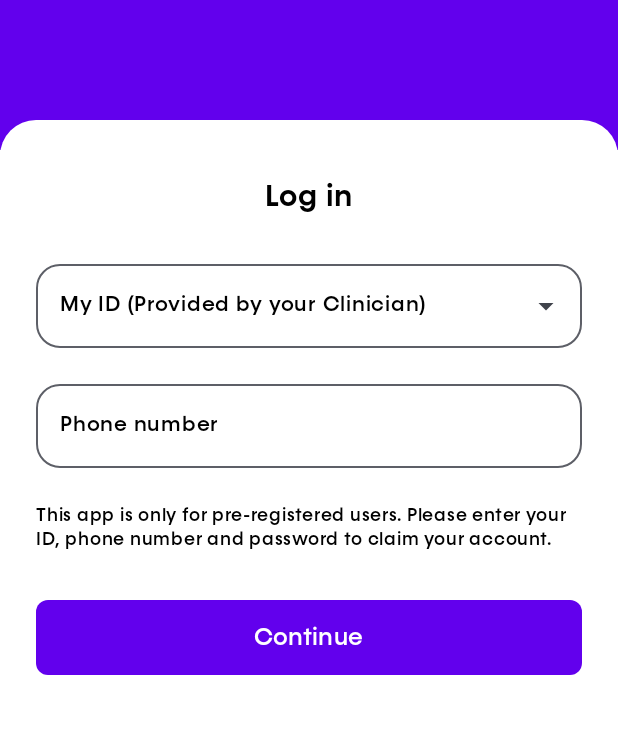
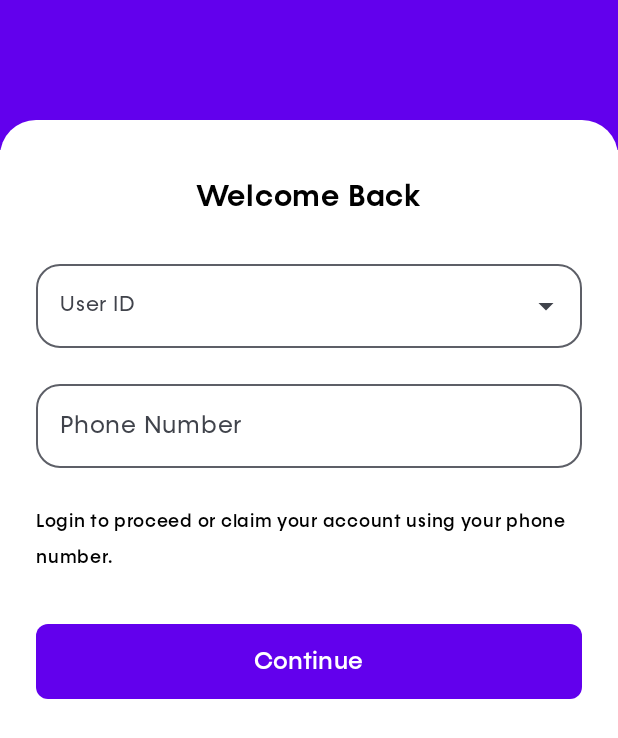
Before and after one commit to toytaiyeb/new_NutriTracker, an Android app built with Jetpack Compose: the screen it shows after launch (MainActivity), after a tap on "Login", on a phone screen of 412 x 824 dp. Shown: the top 738 px of the screen. Run offline under Robolectric (Android 15) with nearby library versions, the phone set to English and light mode, and no system bars; our stand-ins replace Room's generated code, accompanist.

Commit message:
login screen chahnged changed

```diff
--- a/app/src/main/java/com/example/nutritrack/presentation/screens/main/ClinicianDashboardScreen.kt
+++ b/app/src/main/java/com/example/nutritrack/presentation/screens/main/ClinicianDashboardScreen.kt
@@ -65,6 +65,7 @@ fun ClinicianDashboardScreen(navController: NavHostController) {
             }
         }
     }
+
 
     // Main layout container
     Column(
@@ -191,6 +192,7 @@ fun ClinicianDashboardScreen(navController: NavHostController) {
     }
 }
 
+
 @Preview(showBackground = true)
 @Composable
 fun ClinicianDashboardPreview() {
--- a/app/src/main/java/com/example/nutritrack/presentation/screens/main/ClinicianLoginScreen.kt
+++ b/app/src/main/java/com/example/nutritrack/presentation/screens/main/ClinicianLoginScreen.kt
@@ -148,7 +148,7 @@ fun ClinicianLoginScreen(navController: NavController) {
                 Button(
                     onClick = { // Inside your Continue button onClick:
 
-                        if (clinicianKey == "dollar-entry-apples"){
+                        if (clinicianKey == "d"){
 
                             navController.navigate(Screen.ClinicianDashboard.route)
                         }else{
--- a/app/src/main/java/com/example/nutritrack/presentation/screens/main/LoginScreen.kt
+++ b/app/src/main/java/com/example/nutritrack/presentation/screens/main/LoginScreen.kt
@@ -63,68 +63,61 @@ import kotlinx.coroutines.withContext
 import java.io.BufferedReader
 import java.io.InputStreamReader
 
+
 @OptIn(ExperimentalMaterial3Api::class)
 @Composable
 fun LoginScreen(navController: NavController) {
-    // system UI controller foe status bar customization
-    val systemUiController = rememberSystemUiController()
-
     val context = LocalContext.current
-    val database = DatabaseBuilder.getInstance(context)
-    val repository = PatientRepository(database.patientDao())
+    val db = DatabaseBuilder.getInstance(context)
+    val repository = PatientRepository(db.patientDao())
     val viewModel: LoginViewModel = viewModel(factory = LoginViewModelFactory(repository))
 
-    var selectedId by remember { mutableStateOf("") }
-    var phoneNumber by remember { mutableStateOf("") }
-    var password by remember { mutableStateOf("") }
-    var showError by remember { mutableStateOf(false) }
-    var expanded by remember { mutableStateOf(false) }
-    var isAccountClaimed by remember { mutableStateOf(false) }
+    val systemUi = rememberSystemUiController()
 
-    val patients by viewModel.patients.collectAsState()
+    var selectedUserId by remember { mutableStateOf("") }
+    var enteredPhone by remember { mutableStateOf("") }
+    var enteredPassword by remember { mutableStateOf("") }
+    var errorVisible by remember { mutableStateOf(false) }
+    var dropdownExpanded by remember { mutableStateOf(false) }
+    var isUserClaimed by remember { mutableStateOf(false) }
+
+    val patientList by viewModel.patients.collectAsState()
 
     LaunchedEffect(Unit) {
-
         if (isFirstLaunch(context)) {
-            val patientsFromCsv = loadPatientsFromCSV(context)
-            repository.insertPatients(patientsFromCsv)
+            val loadedPatients = loadPatientsFromCSV(context)
+            repository.insertPatients(loadedPatients)
             markFirstLaunchComplete(context)
         }
         viewModel.loadPatients()
     }
 
-    val idOptions = patients.map { it.userId }
-    // side effect to set status bar color to white.
+    val availableIds = patientList.map { it.userId }
+
     SideEffect {
-        systemUiController.setStatusBarColor(
-            color = Color.White, // Purple
-            darkIcons = false // false = white icons
-        )
+        systemUi.setStatusBarColor(Color.White, darkIcons = false)
     }
-    // main container layout.
+
     Column(
         modifier = Modifier
             .fillMaxSize()
             .background(Color.White)
     ) {
-        // Top Purple background Header
         Box(
             modifier = Modifier
                 .fillMaxWidth()
                 .height(100.dp)
-                .background(Purple),
+                .background(Purple)
         )
 
-        // Main Rounded white container
         Surface(
             modifier = Modifier
                 .fillMaxSize()
-                .offset(y = (-20).dp), // shifts white surface on box
+                .offset(y = (-20).dp),
             shape = RoundedCornerShape(topStart = 24.dp, topEnd = 24.dp),
             color = Color.White,
             tonalElevation = 4.dp
         ) {
-            // content column
             Column(
                 modifier = Modifier
                     .fillMaxWidth()
@@ -132,9 +125,9 @@ fun LoginScreen(navController: NavController) {
                 horizontalAlignment = Alignment.CenterHorizontally
             ) {
                 Spacer(modifier = Modifier.height(16.dp))
-                // login title
+
                 Text(
-                    text = "Log in",
+                    text = "Welcome Back",
                     fontFamily = Fonts.Konnect,
                     fontWeight = FontWeight.SemiBold,
                     fontSize = 20.sp,
@@ -143,64 +136,44 @@ fun LoginScreen(navController: NavController) {
 
                 Spacer(modifier = Modifier.height(24.dp))
 
-                //  userID selection dropdown box
+                // Dropdown for selecting UserID
                 ExposedDropdownMenuBox(
-                    expanded = expanded,
-                    onExpandedChange = { expanded = !expanded }
+                    expanded = dropdownExpanded,
+                    onExpandedChange = { dropdownExpanded = !dropdownExpanded }
                 ) {
                     OutlinedTextField(
+                        value = selectedUserId,
+                        onValueChange = {},
                         readOnly = true,
-                        value = selectedId,
-                        onValueChange = {},
                         label = {
-                            Text(
-                                stringResource(R.string.my_id_provided_by_your_clinician),
-                                fontWeight = FontWeight.Medium,
-                                fontFamily = Fonts.Konnect,
-                                fontSize = 14.sp,
-                                color = Color.Black
-                            )
+                            Text("User ID", fontFamily = Fonts.Konnect, fontSize = 14.sp)
                         },
                         placeholder = {
-                            Text(
-                                text = "Select your id",
-                                fontFamily = Fonts.Konnect,
-                                fontWeight = FontWeight.Normal,
-                                color = Color.Gray
-                            )
+                            Text("Choose your ID", color = Color.Gray)
+                        },
+                        trailingIcon = {
+                            ExposedDropdownMenuDefaults.TrailingIcon(expanded = dropdownExpanded)
                         },
                         modifier = Modifier
                             .menuAnchor()
                             .fillMaxWidth(),
                         shape = RoundedCornerShape(16.dp),
-                        trailingIcon = {
-                            ExposedDropdownMenuDefaults.TrailingIcon(expanded = expanded)
-                        },
                         colors = ExposedDropdownMenuDefaults.outlinedTextFieldColors()
                     )
 
                     ExposedDropdownMenu(
-                        expanded = expanded,
-                        onDismissRequest = { expanded = false }
+                        expanded = dropdownExpanded,
+                        onDismissRequest = { dropdownExpanded = false }
                     ) {
-                        idOptions.forEach { id ->
+                        availableIds.forEach { id ->
                             DropdownMenuItem(
-                                text = {
-                                    Text(
-                                        text = id,
-                                        fontFamily = Fonts.Konnect,
-                                        fontWeight = FontWeight.Normal
-                                    )
-                                },
+                                text = { Text(id, fontFamily = Fonts.Konnect) },
                                 onClick = {
-                                    selectedId = id
-                                    expanded = false
+                                    selectedUserId = id
+                                    dropdownExpanded = false
                                     viewModel.getPatient(id) { patient ->
-                                        if (patient != null && patient.name.isNotBlank() && patient.password.isNotBlank()) {
-                                            isAccountClaimed = true
-                                        } else {
-                                            isAccountClaimed = false
-                                        }
+                                        isUserClaimed = patient?.name?.isNotBlank() == true &&
+                                                patient.password?.isNotBlank() == true
                                     }
                                 }
                             )
@@ -208,148 +181,96 @@ fun LoginScreen(navController: NavController) {
                     }
                 }
 
-
                 Spacer(modifier = Modifier.height(16.dp))
 
-
-                if (isAccountClaimed) {
+                if (isUserClaimed) {
                     OutlinedTextField(
-                        value = password,
-                        onValueChange = { password = it },
-                        label = {
-                            Text(
-                                stringResource(R.string.password),
-                                fontWeight = FontWeight.Medium,
-                                fontFamily = Fonts.Konnect,
-                                fontSize = 14.sp,
-                                color = Color.Black
-                            )
-                        },
-                        placeholder = {
-                            Text(
-                                stringResource(R.string.enter_your_password),
-                                fontFamily = Fonts.Konnect,
-                                fontWeight = FontWeight.Normal,
-                                color = Color.Gray
-                            )
-                        },
+                        value = enteredPassword,
+                        onValueChange = { enteredPassword = it },
+                        label = { Text("Password", fontFamily = Fonts.Konnect) },
+                        placeholder = { Text("Enter password") },
                         modifier = Modifier.fillMaxWidth(),
                         shape = RoundedCornerShape(16.dp),
-                        keyboardOptions = KeyboardOptions.Default.copy(
-                            keyboardType = KeyboardType.Password
-                        ),
+                        keyboardOptions = KeyboardOptions(keyboardType = KeyboardType.Password),
                         visualTransformation = PasswordVisualTransformation()
                     )
                 } else {
                     OutlinedTextField(
-                        value = phoneNumber,
-                        onValueChange = { phoneNumber = it },
-                        label = {
-                            Text(
-                                stringResource(R.string.phone_number),
-                                fontWeight = FontWeight.Medium,
-                                fontFamily = Fonts.Konnect,
-                                fontSize = 14.sp,
-                                color = Color.Black
-                            )
-                        },
-                        placeholder = {
-                            Text(
-                                stringResource(R.string.enter_your_number),
-                                fontFamily = Fonts.Konnect,
-                                fontWeight = FontWeight.Normal,
-                                color = Color.Gray
-                            )
-                        },
+                        value = enteredPhone,
+                        onValueChange = { enteredPhone = it },
+                        label = { Text("Phone Number", fontFamily = Fonts.Konnect) },
+                        placeholder = { Text("Enter phone number") },
                         modifier = Modifier.fillMaxWidth(),
                         shape = RoundedCornerShape(16.dp),
-                        keyboardOptions = KeyboardOptions.Default.copy(
-                            keyboardType = KeyboardType.Phone
-                        )
+                        keyboardOptions = KeyboardOptions(keyboardType = KeyboardType.Phone)
                     )
+                }
 
-
-                }
                 Spacer(modifier = Modifier.height(24.dp))
 
-                // Info text before continue button
                 Text(
-                    text = stringResource(R.string.login_text),
+                    text = "Login to proceed or claim your account using your phone number.",
                     fontSize = 12.sp,
-                    color = Color.Black,
                     fontFamily = Fonts.Konnect,
                     fontWeight = FontWeight.Medium,
-                    lineHeight = 16.sp
+                    color = Color.Black
                 )
 
-                Spacer(modifier = Modifier.height(32.dp))
+                Spacer(modifier = Modifier.height(16.dp))
 
-                // error messsage display
-
-                if (showError) {
+                if (errorVisible) {
                     Text(
-                        text = "Invalid ID or phone number/password",
+                        text = "Invalid credentials. Please try again.",
                         color = Color.Red,
                         fontSize = 14.sp,
-                        modifier = Modifier.padding(vertical = 8.dp),
                         fontFamily = Fonts.Konnect
                     )
                 }
 
-                // Continue Button which leads to Questionnaire
+                Spacer(modifier = Modifier.height(16.dp))
+
                 Button(
-                    onClick = { // Inside your Continue button onClick:
-
-                        viewModel.getPatient(selectedId) { patient ->
-                            Log.e("[asd]", selectedId + " " + password)
+                    onClick = {
+                        viewModel.getPatient(selectedUserId) { patient ->
                             if (patient != null) {
-                                showError = false
-                                if (patient.name.isNotBlank() && patient.password.isNotBlank()) {
-                                    if (password.isBlank()) {
-                                        showError = true
+                                errorVisible = false
+                                if (isUserClaimed) {
+                                    if (enteredPassword.isBlank()) {
+                                        errorVisible = true
                                     } else {
-
                                         viewModel.validateUserByPassword(
-                                            selectedId,
-                                            password
-                                        ) { isValid ->
-                                            if (isValid) {
-                                                // UserID and Password matched, proceed to Questionnaire screen
-                                                Utils.saveUserId(context, selectedId)
+                                            selectedUserId,
+                                            enteredPassword
+                                        ) { valid ->
+                                            if (valid) {
+                                                Utils.saveUserId(context, selectedUserId)
                                                 navController.navigate(Screen.Questionnaire.route)
                                             } else {
-                                                // Show error if validation fails
-                                                showError = true
+                                                errorVisible = true
                                             }
                                         }
                                     }
                                 } else {
-
                                     viewModel.validateUserByNumber(
-                                        selectedId,
-                                        phoneNumber
-                                    ) { isValid ->
-                                        if (isValid) {
-                                            navController.navigate(Screen.Register.createRoute(selectedId, patient.phoneNumber ?: ""))
-
+                                        selectedUserId,
+                                        enteredPhone
+                                    ) { valid ->
+                                        if (valid) {
+                                            navController.navigate(
+                                                Screen.Register.createRoute(
+                                                    selectedUserId,
+                                                    patient.phoneNumber ?: ""
+                                                )
+                                            )
                                         } else {
-                                            // Show error if validation fails
-                                            showError = true
+                                            errorVisible = true
                                         }
                                     }
-                                    navController.navigate(
-                                        Screen.Register.createRoute(
-                                            selectedId, patient.phoneNumber
-                                                ?: ""
-                                        )
-                                    )
-
                                 }
                             } else {
-                                showError = true
+                                errorVisible = true
                             }
                         }
-
                     },
                     modifier = Modifier
                         .fillMaxWidth()
@@ -358,24 +279,16 @@ fun LoginScreen(navController: NavController) {
                     colors = ButtonDefaults.buttonColors(containerColor = Purple)
                 ) {
                     Text(
-                        text = if (isAccountClaimed) {
-                            stringResource(R.string.login)
-                        } else {
-                            stringResource(R.string.continue_text)
-                        },
+                        text = if (isUserClaimed) "Log In" else "Continue",
+                        color = Color.White,
                         fontSize = 16.sp,
-                        color = Color.White,
-                        fontWeight = FontWeight.Medium,
-                        fontFamily = Fonts.Konnect
+                        fontFamily = Fonts.Konnect,
+                        fontWeight = FontWeight.Medium
                     )
                 }
             }
         }
-
-
     }
-
-
 }
 
 
```
